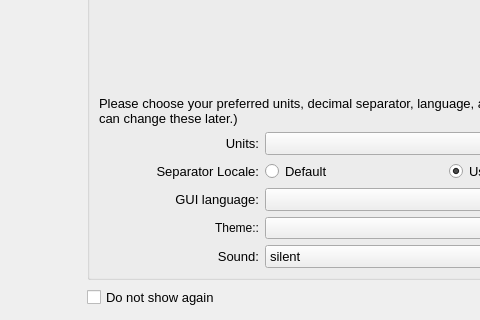
This is src/app/seamly2d/dialogs/welcome_dialog.ui in FashionFreedom/Seamly2D as Qt 5 draws it before an edit; both pictures show x 0 to 480 and y 130 to 450 of the 650 by 450 pixel window. The edited form follows.
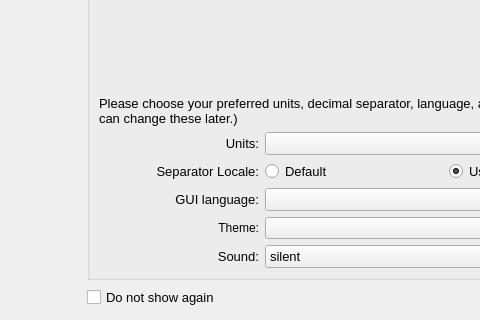
This is the edited form. Icons and pictures are not drawn.

The edit to the form file:
```diff
--- a/src/app/seamly2d/dialogs/welcome_dialog.ui
+++ b/src/app/seamly2d/dialogs/welcome_dialog.ui
@@ -281,7 +281,7 @@
                </font>
               </property>
               <property name="text">
-               <string>Theme::</string>
+               <string>Theme:</string>
               </property>
               <property name="alignment">
                <set>Qt::AlignRight|Qt::AlignTrailing|Qt::AlignVCenter</set>
```
